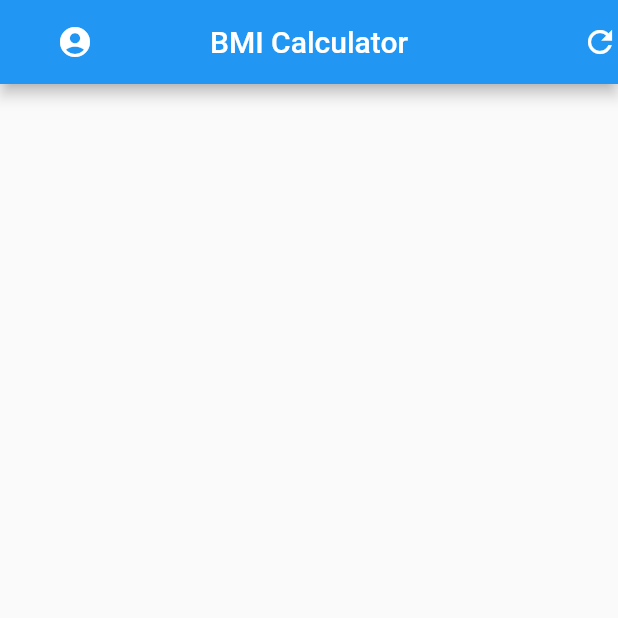
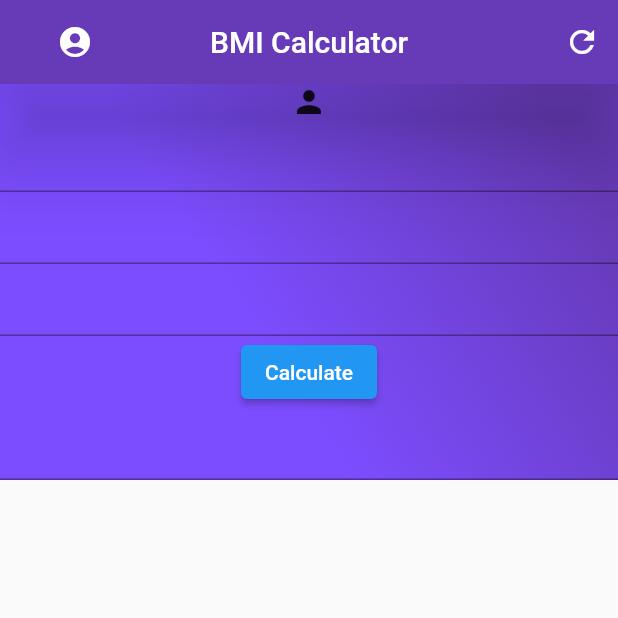
Before and after one commit to Alxelio/bmi_Santander, a Flutter app: the screen it shows after launch, on a phone screen of 412 x 824 dp, the top half of it. Run offline on Flutter 3.47's test engine with Material 2 defaults, Android fonts, the phone set to English and light mode, and no system bars.

Commit message:
Wrap icon.refresh and SingleChildScrollview
Signed-off-by: Auccelio <auxerreauccelio@gmail.com>

```diff
--- a/lib/main.dart
+++ b/lib/main.dart
@@ -32,15 +32,56 @@
   @override
   Widget build(BuildContext context) {
     return Scaffold(
-      appBar: AppBar(
+        appBar: AppBar(
         title: Text("BMI Calculator"),
         centerTitle: true,
         leading: Icon(Icons.account_circle_rounded),
         leadingWidth: 100,
-        actions: [Icon(Icons.refresh,),],
+        actions: [ IconButton(onPressed: (){}, icon: Icon(Icons.refresh,))],
+        backgroundColor: Colors.deepPurple[500],
+        elevation: 25,
+        toolbarOpacity: 0.95,
+        ),
+
+      //drawer: Drawer(),
+
+      body: Container(
+        decoration: BoxDecoration(
+          gradient: LinearGradient(
+            begin: Alignment.bottomLeft,
+            end: Alignment.topRight,
+            stops: [0.4, 0.9],
+            colors: [ Colors.deepPurpleAccent,
+              Colors.deepPurple ],
+          ),
+        ),
+
+        child: SingleChildScrollView(
+          child: Column(
+
+            children: [
+              //Person icon
+              Icon(Icons.person),
+
+              //Name
+              TextFormField(),
+
+              //Weight
+              TextFormField(),
+
+              //Height
+              TextFormField(),
+
+              //Elevated Button
+              ElevatedButton(onPressed: (){}, child: Text("Calculate"),),
+
+              //Information
+              TextFormField(),
+
+            ],
+          ),
+        ),
       ),
-
-      body: SingleChildScrollView(),
     );
   }
 }
```
Also changed, not shown: 1 other file.
